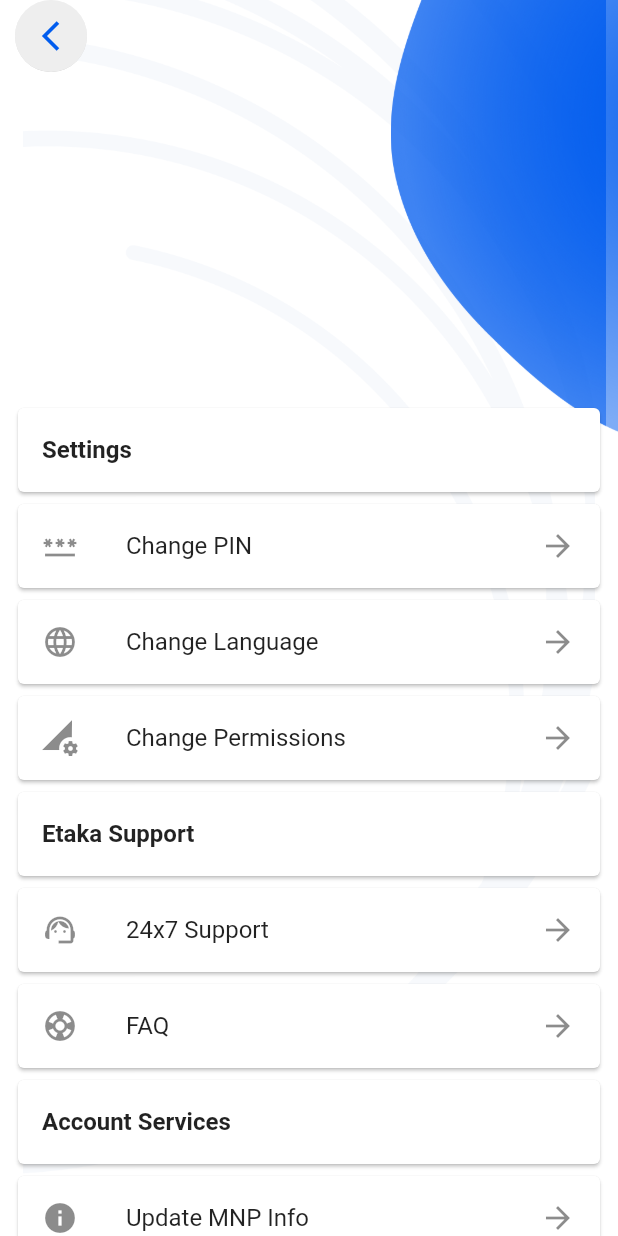
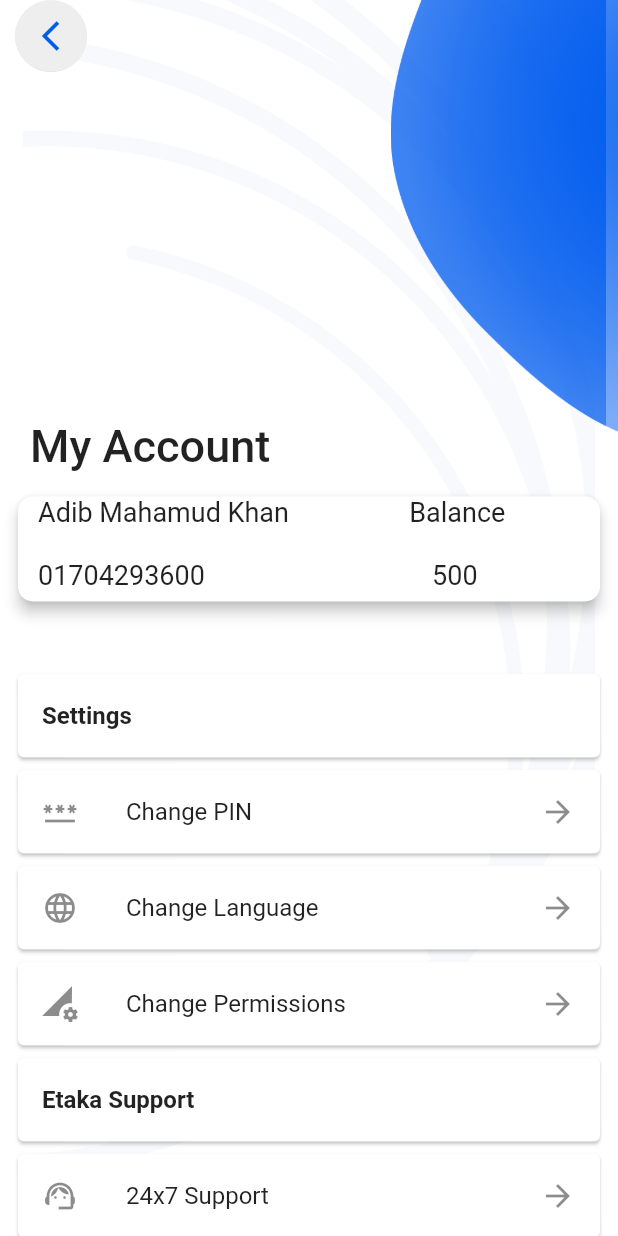
Before and after one commit to Stardev1127/Etaka_Flutter, a Flutter app: the screen it shows after launch, on a phone screen of 412 x 824 dp. Run offline on Flutter 3.47's test engine with Material 2 defaults, Android fonts, the phone set to English and light mode, and no system bars; our stand-ins replace fl_chart, flutter_svg, fluttertoast, persistent_bottom_nav_bar, shared_preferences; missing offline and left inert: numeric_keyboard.

Commit message:
Update profile_screen.dart

```diff
--- a/lib/views/screens/profile_screen.dart
+++ b/lib/views/screens/profile_screen.dart
@@ -20,6 +20,38 @@ class _ProfileScreenState extends State<ProfileScreen> {
         children: [
           SizedBox(
             height: 200,
+          ),
+          Padding(
+            padding: const EdgeInsets.all(12.0),
+            child: Text(
+              "My Account",
+              style: TextStyle(fontSize: 30, fontWeight: FontWeight.w500),
+            ),
+          ),
+          Center(
+            child: Card(
+              elevation: 4,
+              shape: RoundedRectangleBorder(
+                borderRadius: BorderRadius.circular(10),
+              ),
+              child: Container(
+                width: 500,
+                height: 70,
+                decoration: BoxDecoration(
+                  // border: Border.all(
+                  //   color: Colors.black,
+                  //   width: 1,
+                  // ),
+                  borderRadius: BorderRadius.circular(10),
+                ),
+                    child: Text("""   Adib Mahamud Khan                  Balance\n
+   01704293600                                  500 """,
+                        style: TextStyle(fontSize: 18))
+              ),
+            ),
+          ),
+          SizedBox(
+            height: 40,
           ),
           ListView(
             shrinkWrap: true,
```
